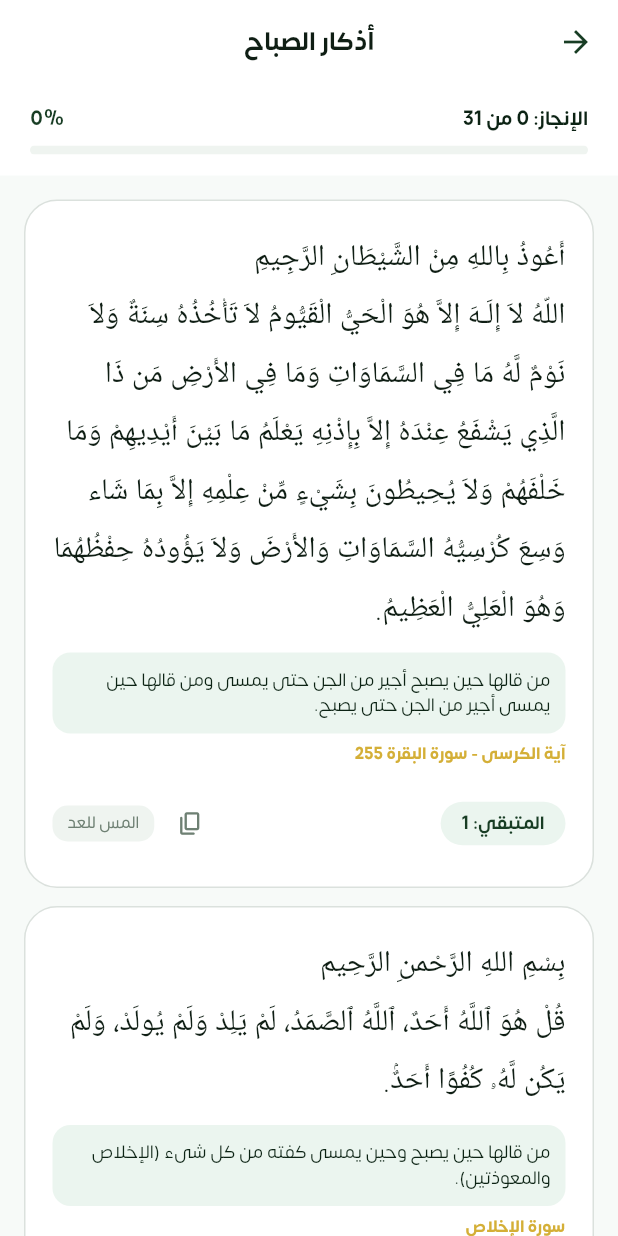
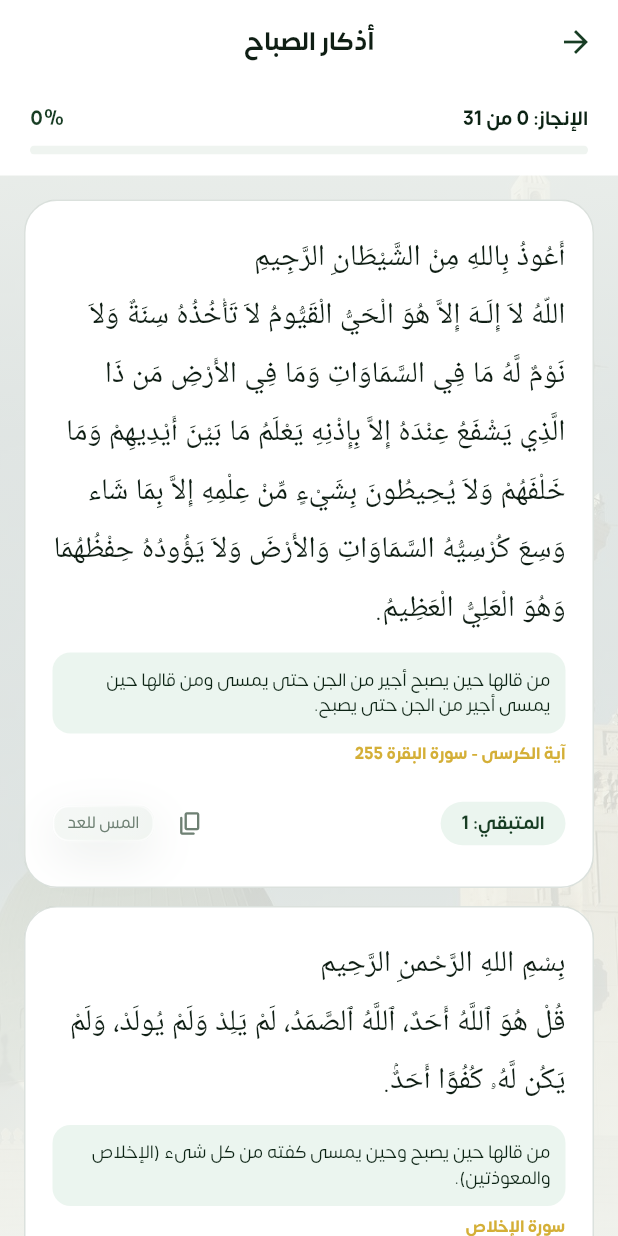
Before and after one commit to muadkhalidalsadiq-maker/taybah, a Flutter app: the AdhkarScreen screen opened directly, after a tap on "أذكار الصباح", on a phone screen of 412 x 824 dp. Run offline on Flutter 3.47's test engine with Material 3 defaults, Android fonts, the phone set to English and light mode, and no system bars; our stand-ins replace flutter_compass, flutter_local_notifications, geolocator, google_fonts, hijri, just_audio and 5 more; missing offline and left inert: home_widget; accounts and stored records are empty; Roboto replaces fonts that are missing (Amiri); project files that could hold a hidden picture were left out.

Commit message:
Liquid Glass cards and floating glass tab bar
- GlassContainer: backdrop blur + saturation, translucent fill, sheen,
  gradient light rim and soft shadow (grouped backdrop for performance)
- All surface cards across screens converted to glass; TCard uses glass
- Next-prayer card as tinted green glass
- Bottom bar: glass capsule with icon tabs + separate glass circle (Qibla),
  like Apple's Liquid Glass tab bar
- Nabawi photo backdrop in both modes (very faint in light) so the glass
  has colour to refract

Co-Authored-By: Claude Opus 5.5 <noreply@anthropic.com>
Claude-Session: https://claude.ai/code/session_01NbtANo29irpbEeqESAXgkM

```diff
--- a/lib/core/theme.dart
+++ b/lib/core/theme.dart
@@ -32,8 +32,7 @@ class TaybahColors {
       isDark ? const Color(0xFF2B2513) : const Color(0xFFFAF3DF);
 
   /// خلفية الشاشات. في الوضع الليلي شفافة لتظهر صورة المسجد النبوي خلفها.
-  static Color get background =>
-      isDark ? Colors.transparent : const Color(0xFFF7FAF8);
+  static Color get background => Colors.transparent;
 
   /// البطاقات: في الليلي شبه معتمة فتطفو فوق الصورة.
   static Color get surface => isDark ? const Color(0xE0101E17) : Colors.white;
@@ -70,7 +69,7 @@ class TaybahTheme {
     return ThemeData(
       useMaterial3: true,
       brightness: Brightness.light,
-      scaffoldBackgroundColor: const Color(0xFFF7FAF8),
+      scaffoldBackgroundColor: Colors.transparent,
       fontFamily: TaybahFonts.ui,
       primaryColor: TaybahColors.primary,
       colorScheme: ColorScheme.light(
--- a/lib/presentation/adhkar_screen.dart
+++ b/lib/presentation/adhkar_screen.dart
@@ -1,4 +1,5 @@
 import 'package:flutter/material.dart';
+import 'widgets/glass.dart';
 import 'package:flutter/services.dart';
 import 'package:google_fonts/google_fonts.dart';
 import '../core/theme.dart';
@@ -155,7 +156,7 @@ class _AdhkarScreenState extends State<AdhkarScreen> {
     // لون واحد من الهوية لكل الأيقونات بدل الألوان المتعددة
     iconColor = TaybahColors.isDark ? TaybahColors.goldLight : TaybahColors.forest;
 
-    return Container(
+    return GlassContainer(
       decoration: BoxDecoration(
         color: TaybahColors.surface,
         borderRadius: BorderRadius.circular(20),
@@ -435,7 +436,7 @@ class _AdhkarDetailScreenState extends State<AdhkarDetailScreen> {
                                     },
                                   ),
                                   if (!done)
-                                    Container(
+                                    GlassContainer(
                                       padding: const EdgeInsets.symmetric(
                                         horizontal: 10,
                                         vertical: 4,
--- a/lib/presentation/asma_allah_screen.dart
+++ b/lib/presentation/asma_allah_screen.dart
@@ -1,4 +1,5 @@
 import 'package:flutter/material.dart';
+import 'widgets/glass.dart';
 import 'package:flutter/services.dart';
 import 'package:google_fonts/google_fonts.dart';
 import '../core/brand.dart';
@@ -313,7 +314,7 @@ class _AsmaAllahScreenState extends State<AsmaAllahScreen> {
     return InkWell(
       onTap: () => _showDetailModal(item),
       borderRadius: BorderRadius.circular(18),
-      child: Container(
+      child: GlassContainer(
         decoration: BoxDecoration(
           color: TaybahColors.surface,
           borderRadius: BorderRadius.circular(18),
--- a/lib/presentation/duas_screen.dart
+++ b/lib/presentation/duas_screen.dart
@@ -1,4 +1,5 @@
 import 'package:flutter/material.dart';
+import 'widgets/glass.dart';
 import 'package:flutter/services.dart';
 import 'package:google_fonts/google_fonts.dart';
 import '../core/theme.dart';
@@ -55,7 +56,7 @@ class _DuasScreenState extends State<DuasScreen> {
                 final text = dua['dua'] ?? '';
                 final surah = dua['surah'] ?? '';
 
-                return Container(
+                return GlassContainer(
                   padding: const EdgeInsets.all(20),
                   decoration: BoxDecoration(
                     color: TaybahColors.surface,
--- a/lib/presentation/hadith_screen.dart
+++ b/lib/presentation/hadith_screen.dart
@@ -1,4 +1,5 @@
 import 'package:flutter/material.dart';
+import 'widgets/glass.dart';
 import 'package:flutter/services.dart';
 import 'package:google_fonts/google_fonts.dart';
 import '../core/theme.dart';
@@ -77,7 +78,7 @@ class _HadithScreenState extends State<HadithScreen> {
                 final text = (h['text'] as String?) ?? '';
                 final narrator = h['narrator'] ?? '';
 
-                return Container(
+                return GlassContainer(
                   padding: const EdgeInsets.all(20),
                   decoration: BoxDecoration(
                     color: TaybahColors.surface,
@@ -149,7 +150,7 @@ class _HadithScreenState extends State<HadithScreen> {
                         textDirection: TextDirection.rtl,
                       ),
                       const SizedBox(height: 14),
-                      Container(
+                      GlassContainer(
                         padding: const EdgeInsets.symmetric(
                           horizontal: 14,
                           vertical: 8,
--- a/lib/presentation/quran_screen.dart
+++ b/lib/presentation/quran_screen.dart
@@ -1,4 +1,5 @@
 import 'package:flutter/material.dart';
+import 'widgets/glass.dart';
 import 'package:google_fonts/google_fonts.dart';
 import '../core/theme.dart';
 import '../data/asset_loader.dart';
@@ -478,7 +479,7 @@ class _QuranScreenState extends State<QuranScreen> with SingleTickerProviderStat
         final firstSurahName = surahsInJozz.isNotEmpty ? surahsInJozz.first['name'] : '';
         final startPage = surahsInJozz.isNotEmpty ? (surahsInJozz.first['start_page'] ?? 1) : 1;
 
-        return Container(
+        return GlassContainer(
           decoration: BoxDecoration(
             color: TaybahColors.surface,
             borderRadius: BorderRadius.circular(18),
@@ -593,7 +594,7 @@ class _QuranScreenState extends State<QuranScreen> with SingleTickerProviderStat
               return InkWell(
                 borderRadius: BorderRadius.circular(18),
                 onTap: () => _openVerseResult(res),
-                child: Container(
+                child: GlassContainer(
                   padding: const EdgeInsets.all(16),
                   decoration: BoxDecoration(
                     color: TaybahColors.surface,
--- a/lib/presentation/surah_reader_screen.dart
+++ b/lib/presentation/surah_reader_screen.dart
@@ -1,4 +1,5 @@
 import 'package:flutter/material.dart';
+import 'widgets/glass.dart';
 import 'package:flutter/services.dart';
 import 'package:google_fonts/google_fonts.dart';
 import '../core/theme.dart';
@@ -287,7 +288,7 @@ class _SurahReaderScreenState extends State<SurahReaderScreen> {
 
     return SingleChildScrollView(
       padding: const EdgeInsets.symmetric(horizontal: 16, vertical: 20),
-      child: Container(
+      child: GlassContainer(
         decoration: BoxDecoration(
           color: TaybahColors.surface,
           borderRadius: BorderRadius.circular(24),
--- a/lib/presentation/widgets/adhan_reliability_card.dart
+++ b/lib/presentation/widgets/adhan_reliability_card.dart
@@ -1,6 +1,7 @@
 import 'dart:io';
 import 'package:flutter/foundation.dart';
 import 'package:flutter/material.dart';
+import 'glass.dart';
 import '../../core/theme.dart';
 import '../../data/alert_settings.dart';
 import '../../data/notification_service.dart';
@@ -112,7 +113,7 @@ class _AdhanReliabilityCardState extends State<AdhanReliabilityCard>
     if (!_loaded) return const SizedBox(height: 60);
     final allOk = _notif && _exact && _battery;
 
-    return Container(
+    return GlassContainer(
       padding: const EdgeInsets.all(16),
       decoration: BoxDecoration(
         color: TaybahColors.surface,
--- a/lib/presentation/widgets/city_picker_sheet.dart
+++ b/lib/presentation/widgets/city_picker_sheet.dart
@@ -1,4 +1,5 @@
 import 'package:flutter/material.dart';
+import 'glass.dart';
 import '../../core/theme.dart';
 import '../../data/asset_loader.dart';
 import '../../data/prayer_api.dart';
@@ -222,7 +223,7 @@ class _CityPickerSheetState extends State<CityPickerSheet> {
           // Summer / Winter time toggle
           Padding(
             padding: const EdgeInsets.symmetric(horizontal: 20, vertical: 4),
-            child: Container(
+            child: GlassContainer(
               padding: const EdgeInsets.symmetric(horizontal: 14, vertical: 4),
               decoration: BoxDecoration(
                 color: TaybahColors.surfaceMuted,
--- /dev/null
+++ b/lib/presentation/widgets/glass.dart
@@ -0,0 +1,201 @@
+import 'dart:ui' as ui;
+import 'package:flutter/material.dart';
+import '../../core/theme.dart';
+
+/// زجاج سائل على طريقة Apple (Liquid Glass):
+/// تمويه لما خلف العنصر + تشبع لوني خفيف + طبقة لمعان + حافة مضيئة متدرجة + ظل ناعم.
+class Glass {
+  Glass._();
+
+  static ui.ImageFilter filter({double sigma = 22}) => ui.ImageFilter.compose(
+        outer: const ui.ColorFilter.matrix(<double>[
+          // زيادة التشبع قليلاً (1.35) كما يفعل الزجاج الحقيقي مع الألوان خلفه
+          1.24, -0.21, -0.03, 0, 0,
+          -0.07, 1.10, -0.03, 0, 0,
+          -0.07, -0.21, 1.28, 0, 0,
+          0, 0, 0, 1, 0,
+        ]),
+        inner: ui.ImageFilter.blur(sigmaX: sigma, sigmaY: sigma),
+      );
+
+  /// لون تعبئة الزجاج.
+  static Color fill({Color? tint, double strength = 1}) {
+    if (tint != null) return tint;
+    return TaybahColors.isDark
+        ? Color.fromRGBO(18, 32, 25, 0.42 * strength)
+        : Color.fromRGBO(255, 255, 255, 0.58 * strength);
+  }
+
+  static List<BoxShadow> shadows({double elevation = 1}) => TaybahColors.isDark
+      ? [
+          BoxShadow(
+            color: Colors.black.withAlpha((90 * elevation).round()),
+            blurRadius: 28 * elevation,
+            offset: Offset(0, 12 * elevation),
+          ),
+        ]
+      : [
+          BoxShadow(
+            color: const Color(0xFF14321F).withAlpha((22 * elevation).round()),
+            blurRadius: 26 * elevation,
+            offset: Offset(0, 10 * elevation),
+          ),
+          BoxShadow(
+            color: Colors.white.withAlpha(120),
+            blurRadius: 1,
+            offset: const Offset(0, -0.5),
+          ),
+        ];
+}
+
+/// بديل مباشر لـ Container ببطاقة زجاجية. يأخذ نصف القطر من [decoration].
+class GlassContainer extends StatelessWidget {
+  final Widget? child;
+  final EdgeInsetsGeometry? padding;
+  final EdgeInsetsGeometry? margin;
+  final double? width;
+  final double? height;
+  final AlignmentGeometry? alignment;
+  final BoxConstraints? constraints;
+  final Decoration? decoration;
+  final Color? tint;
+  final double blur;
+  final double elevation;
+  final bool grouped;
+
+  const GlassContainer({
+    super.key,
+    this.child,
+    this.padding,
+    this.margin,
+    this.width,
+    this.height,
+    this.alignment,
+    this.constraints,
+    this.decoration,
+    this.tint,
+    this.blur = 22,
+    this.elevation = 1,
+    this.grouped = true,
+  });
+
+  @override
+  Widget build(BuildContext context) {
+    final deco = decoration is BoxDecoration ? decoration as BoxDecoration : null;
+    final isCircle = deco?.shape == BoxShape.circle;
+    final radius = isCircle
+        ? null
+        : (deco?.borderRadius?.resolve(Directionality.of(context)) ??
+            BorderRadius.circular(20));
+    // لون مخصص صريح غير لون السطح العادي يُحترم كلون للزجاج
+    final customTint = deco?.color != null &&
+            deco!.color != TaybahColors.surface &&
+            deco.color != Colors.transparent
+        ? deco.color!.withAlpha(((deco.color!.a * 255) * 0.82).round())
+        : null;
+
+    final shape = isCircle ? BoxShape.circle : BoxShape.rectangle;
+    // طبقتان: لون الزجاج، ثم لمعة متدرجة فوقه (التدرج في Flutter يلغي اللون إذا اجتمعا)
+    final glassBody = DecoratedBox(
+      decoration: BoxDecoration(
+        shape: shape,
+        borderRadius: radius,
+        color: Glass.fill(tint: tint ?? customTint),
+      ),
+      child: Container(
+        padding: padding,
+        alignment: alignment,
+        decoration: BoxDecoration(
+          shape: shape,
+          borderRadius: radius,
+          gradient: LinearGradient(
+            begin: Alignment.topLeft,
+            end: Alignment.bottomRight,
+            colors: TaybahColors.isDark
+                ? [Colors.white.withAlpha(20), Colors.white.withAlpha(0)]
+                : [Colors.white.withAlpha(70), Colors.white.withAlpha(0)],
+          ),
+        ),
+        foregroundDecoration: _GlassRim(radius: radius, circle: isCircle),
+        child: child,
+      ),
+    );
+
+    final filter = Glass.filter(sigma: blur);
+    final clipped = isCircle
+        ? ClipOval(
+            child: grouped
+                ? BackdropFilter.grouped(filter: filter, child: glassBody)
+                : BackdropFilter(filter: filter, child: glassBody),
+          )
+        : ClipRRect(
+            borderRadius: radius!,
+            child: grouped
+                ? BackdropFilter.grouped(filter: filter, child: glassBody)
+                : BackdropFilter(filter: filter, child: glassBody),
+          );
+
+    return Container(
+      margin: margin,
+      width: width,
+      height: height,
+      constraints: constraints,
+      decoration: BoxDecoration(
+        shape: isCircle ? BoxShape.circle : BoxShape.rectangle,
+        borderRadius: radius,
+        boxShadow: Glass.shadows(elevation: elevation),
+      ),
+      child: clipped,
+    );
+  }
+}
+
+/// حافة الزجاج: خط رفيع مضيء من الأعلى ويتلاشى للأسفل، مع لمعة سفلية خفيفة.
+class _GlassRim extends Decoration {
+  final BorderRadius? radius;
+  final bool circle;
+  const _GlassRim({this.radius, this.circle = false});
+
+  @override
+  BoxPainter createBoxPainter([VoidCallback? onChanged]) =>
+      _GlassRimPainter(radius, circle);
+}
+
+class _GlassRimPainter extends BoxPainter {
+  final BorderRadius? radius;
+  final bool circle;
+  _GlassRimPainter(this.radius, this.circle);
+
+  @override
+  void paint(Canvas canvas, Offset offset, ImageConfiguration cfg) {
+    final size = cfg.size;
+    if (size == null) return;
+    final rect = (offset & size).deflate(0.6);
+    final rrect = circle
+        ? RRect.fromRectAndRadius(rect, Radius.circular(size.shortestSide / 2))
+        : (radius ?? BorderRadius.circular(20)).toRRect(rect);
+    final dark = TaybahColors.isDark;
+    final paint = Paint()
+      ..style = PaintingStyle.stroke
+      ..strokeWidth = 1.2
+      ..shader = LinearGradient(
+        begin: Alignment.topLeft,
+        end: Alignment.bottomRight,
+        colors: dark
+            ? [
+                Colors.white.withAlpha(95),
+                Colors.white.withAlpha(14),
+                Colors.white.withAlpha(10),
+                Colors.white.withAlpha(45),
+              ]
+            : [
+                Colors.white.withAlpha(250),
+                Colors.white.withAlpha(110),
+                Colors.white.withAlpha(60),
+                Colors.white.withAlpha(200),
+              ],
+        stops: const [0.0, 0.4, 0.65, 1.0],
+      ).createShader(rect);
+    canvas.drawRRect(rrect, paint);
+  }
+}
```
Also changed, not shown: lib/presentation/home_dashboard.dart (+77 -68 lines), lib/presentation/prayer_screen.dart (+4 -3 lines), lib/presentation/settings_screen.dart (+9 -8 lines), lib/presentation/widgets/taybah_backdrop.dart (+26 -13 lines), lib/presentation/widgets/ui_kit.dart (+5 -26 lines).
